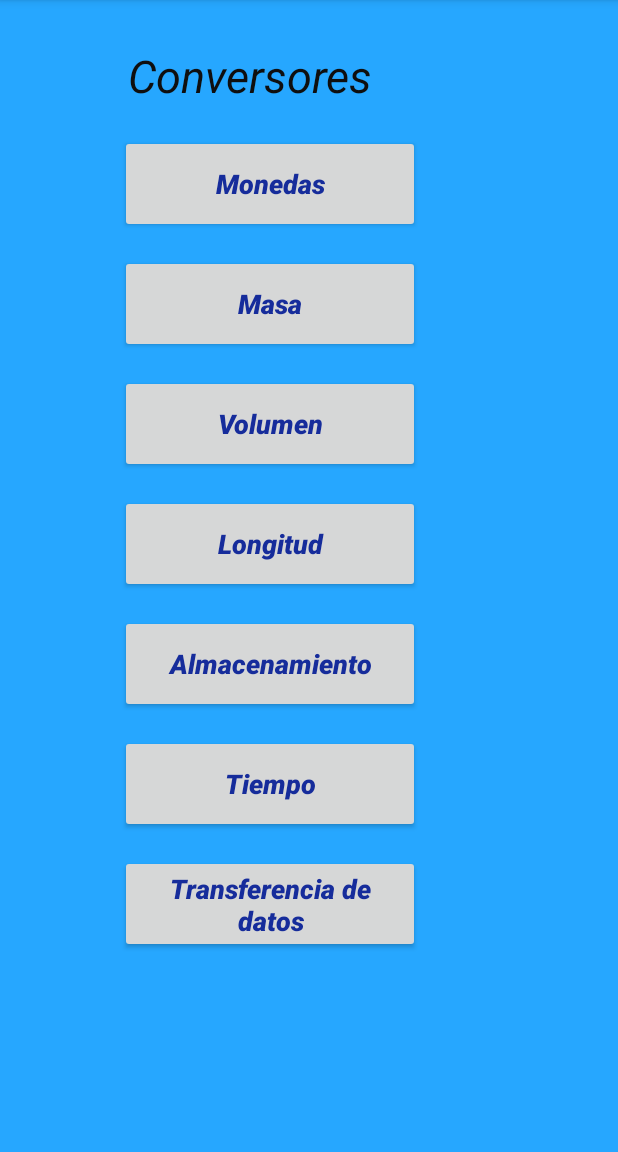
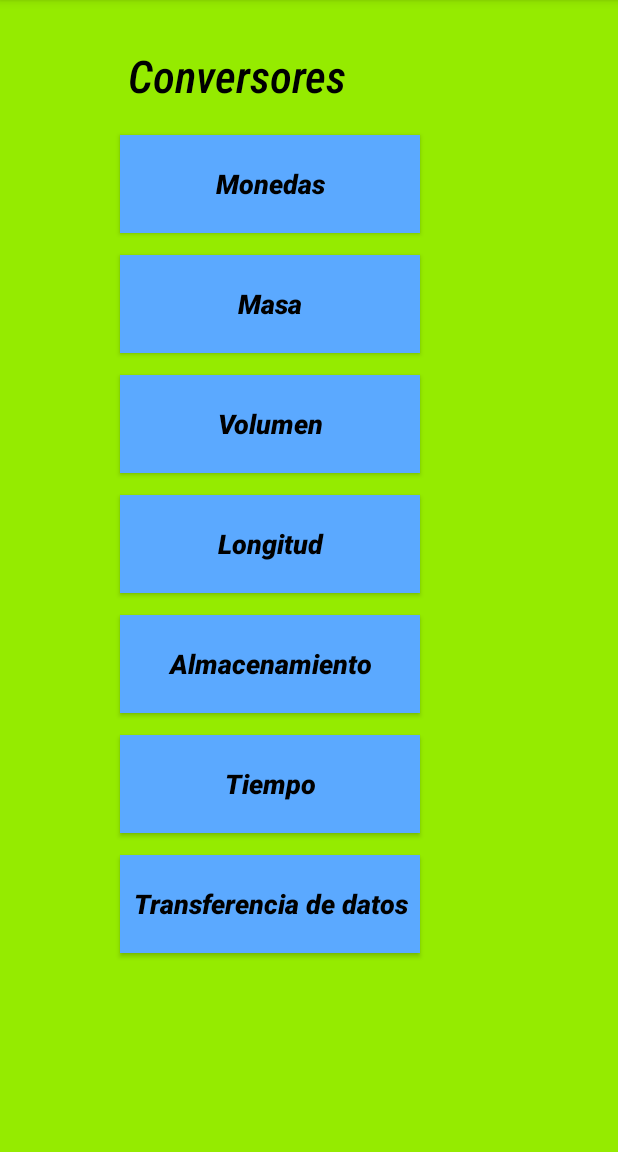
Before and after one commit to rosaorellana/Conversorees, an Android app: the screen it shows after launch (MainActivity), on a phone screen of 412 x 824 dp, the part 84-1236 px from its top. Run offline under Robolectric (Android 15) with nearby library versions, the phone set to English and light mode, and no system bars.

Commit message:
Tercer Avance

```diff
--- a/app/src/main/res/layout/activity_main.xml
+++ b/app/src/main/res/layout/activity_main.xml
@@ -4,7 +4,7 @@
     xmlns:tools="http://schemas.android.com/tools"
     android:layout_width="match_parent"
     android:layout_height="match_parent"
-    android:background="#26A7FF"
+    android:background="#95EB00"
     tools:context=".MainActivity">
 
     <TextView
@@ -12,10 +12,10 @@
         android:layout_height="wrap_content"
         android:layout_marginLeft="85dp"
         android:layout_marginTop="30dp"
-        android:fontFamily="sans-serif"
+        android:fontFamily="sans-serif-condensed-medium"
         android:text="Conversores"
         android:textAppearance="@style/TextAppearance.AppCompat.Medium"
-        android:textColor="#0F0F0F"
+        android:textColor="#000000"
         android:textSize="30dp"
         android:textStyle="italic" />
 
@@ -26,10 +26,11 @@
         android:layout_height="65dp"
         android:layout_marginLeft="80dp"
         android:layout_marginTop="90dp"
+        android:background="#5BA9FF"
         android:fontFamily="sans-serif-black"
         android:text="Monedas"
         android:textAppearance="@style/TextAppearance.AppCompat.Medium"
-        android:textColor="#162C9B"
+        android:textColor="#000000"
         android:textStyle="italic" />
 
     <Button
@@ -38,10 +39,11 @@
         android:layout_height="65dp"
         android:layout_marginLeft="80dp"
         android:layout_marginTop="170dp"
+        android:background="#5BA9FF"
         android:fontFamily="sans-serif-black"
         android:text="Masa"
         android:textAppearance="@style/TextAppearance.AppCompat.Medium"
-        android:textColor="#162C9B"
+        android:textColor="#000000"
         android:textStyle="italic" />
 
     <Button
@@ -50,10 +52,11 @@
         android:layout_height="65dp"
         android:layout_marginLeft="80dp"
         android:layout_marginTop="250dp"
+        android:background="#5BA9FF"
         android:fontFamily="sans-serif-black"
         android:text="Volumen"
         android:textAppearance="@style/TextAppearance.AppCompat.Medium"
-        android:textColor="#162C9B"
+        android:textColor="#000000"
         android:textStyle="italic" />
 
     <Button
@@ -62,10 +65,11 @@
         android:layout_height="65dp"
         android:layout_marginLeft="80dp"
         android:layout_marginTop="330dp"
+        android:background="#5BA9FF"
         android:fontFamily="sans-serif-black"
         android:text="Longitud"
         android:textAppearance="@style/TextAppearance.AppCompat.Medium"
-        android:textColor="#162C9B"
+        android:textColor="#000000"
         android:textStyle="italic" />
 
     <Button
@@ -74,10 +78,11 @@
         android:layout_height="65dp"
         android:layout_marginLeft="80dp"
         android:layout_marginTop="410dp"
+        android:background="#5BA9FF"
         android:fontFamily="sans-serif-black"
         android:text="Almacenamiento"
         android:textAppearance="@style/TextAppearance.AppCompat.Medium"
-        android:textColor="#162C9B"
+        android:textColor="#000000"
         android:textStyle="italic" />
 
     <Button
@@ -86,10 +91,11 @@
         android:layout_height="65dp"
         android:layout_marginLeft="80dp"
         android:layout_marginTop="490dp"
+        android:background="#5BA9FF"
         android:fontFamily="sans-serif-black"
         android:text="Tiempo"
         android:textAppearance="@style/TextAppearance.AppCompat.Medium"
-        android:textColor="#162C9B"
+        android:textColor="#000000"
         android:textStyle="italic" />
 
     <Button
@@ -98,10 +104,11 @@
         android:layout_height="65dp"
         android:layout_marginLeft="80dp"
         android:layout_marginTop="570dp"
+        android:background="#5BA9FF"
         android:fontFamily="sans-serif-black"
         android:text="Transferencia de datos"
         android:textAppearance="@style/TextAppearance.AppCompat.Medium"
-        android:textColor="#162C9B"
+        android:textColor="#000000"
         android:textStyle="italic" />
 
 </RelativeLayout>
```
Also changed, not shown: app/src/main/java/com/example/conversorees/Monedas.java (+23 -0 lines), app/src/main/java/com/example/conversorees/Tiempo.java (+23 -0 lines), app/src/main/java/com/example/conversorees/Volumen.java (+23 -0 lines).
